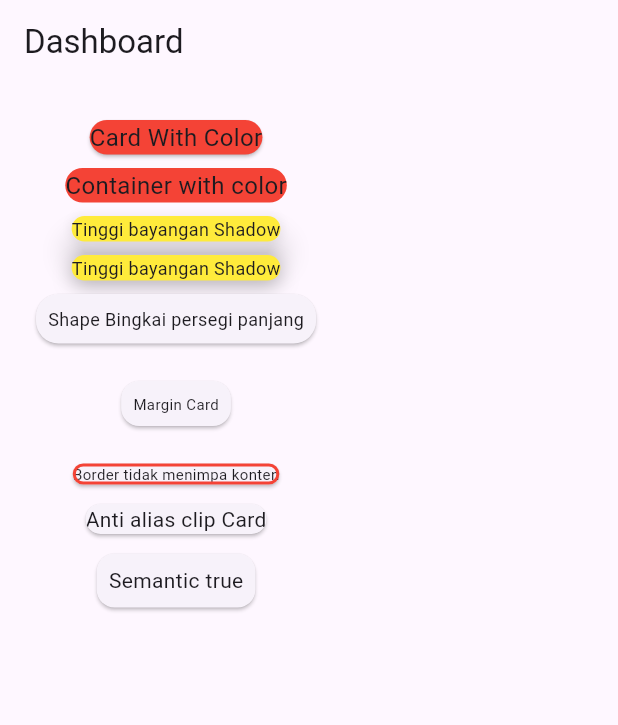
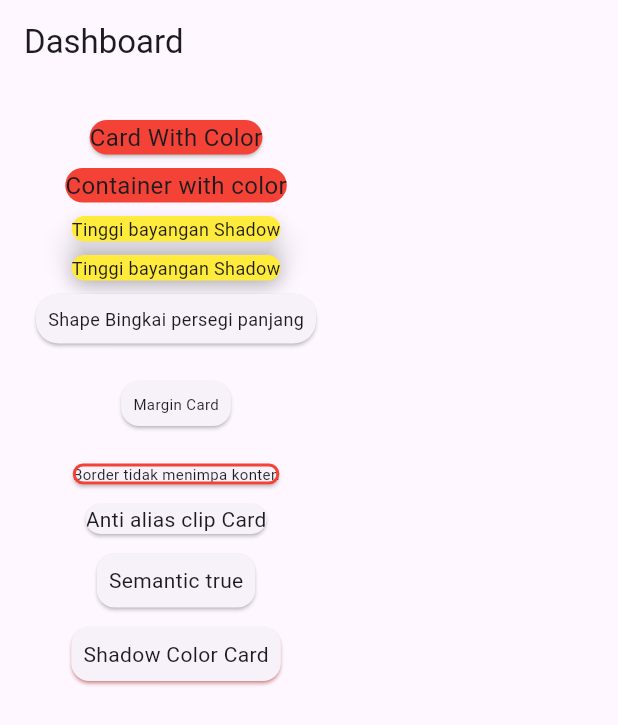
Before and after one commit to helenoktaa/week8_card, a Flutter app: the screen it shows after launch, on a phone screen of 412 x 824 dp. Shown: the top 725 px of the screen. Run offline on Flutter 3.47's test engine with Material 3 defaults, Android fonts, the phone set to English and light mode, and no system bars.

Commit message:
add card shadowColor

```diff
--- a/lib/pages/page_card_01.dart
+++ b/lib/pages/page_card_01.dart
@@ -113,6 +113,17 @@ class MyCardNight extends StatelessWidget {
                   ),
                 ),
               ),
+              SizedBox(height: 5),
+              Card(
+                shadowColor: Colors.red,
+                child: Padding(
+                  padding: const EdgeInsets.all(8.0),
+                  child: Text(
+                    "Shadow Color Card",
+                    style: TextStyle(fontSize: 14.0),
+                  ),
+                ),
+              ),
             ],
           ),
         ),
```
